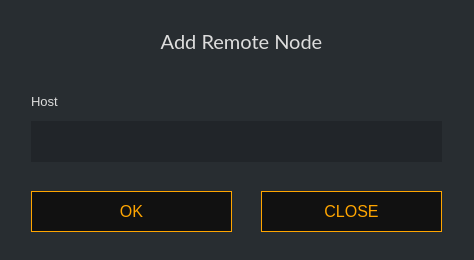
The window that src/gui/ui/newnodedialog.ui (ConcealNetwork/conceal-desktop) describes before a commit, drawn with Qt 5.
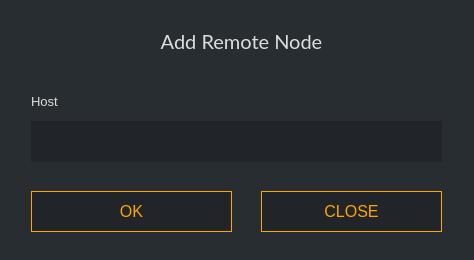
The same window after the commit.

Commit message: Change button background color

What changed in the file:
```diff
--- a/src/gui/ui/newnodedialog.ui
+++ b/src/gui/ui/newnodedialog.ui
@@ -69,7 +69,7 @@
        </rect>
       </property>
       <property name="styleSheet">
-       <string notr="true">color: orange; background-color: #111111; border: 1px solid orange; font-size: 16px;</string>
+       <string notr="true">color: orange; background-color: #212529; border: 1px solid orange; font-size: 16px;</string>
       </property>
       <property name="text">
        <string>OK</string>
@@ -85,7 +85,7 @@
        </rect>
       </property>
       <property name="styleSheet">
-       <string notr="true">color: orange; background-color: #111111; border: 1px solid orange; font-size: 16px;</string>
+       <string notr="true">color: orange; background-color: #212529; border: 1px solid orange; font-size: 16px;</string>
       </property>
       <property name="text">
        <string>CLOSE</string>
```
The commit also changes 21 other files.
